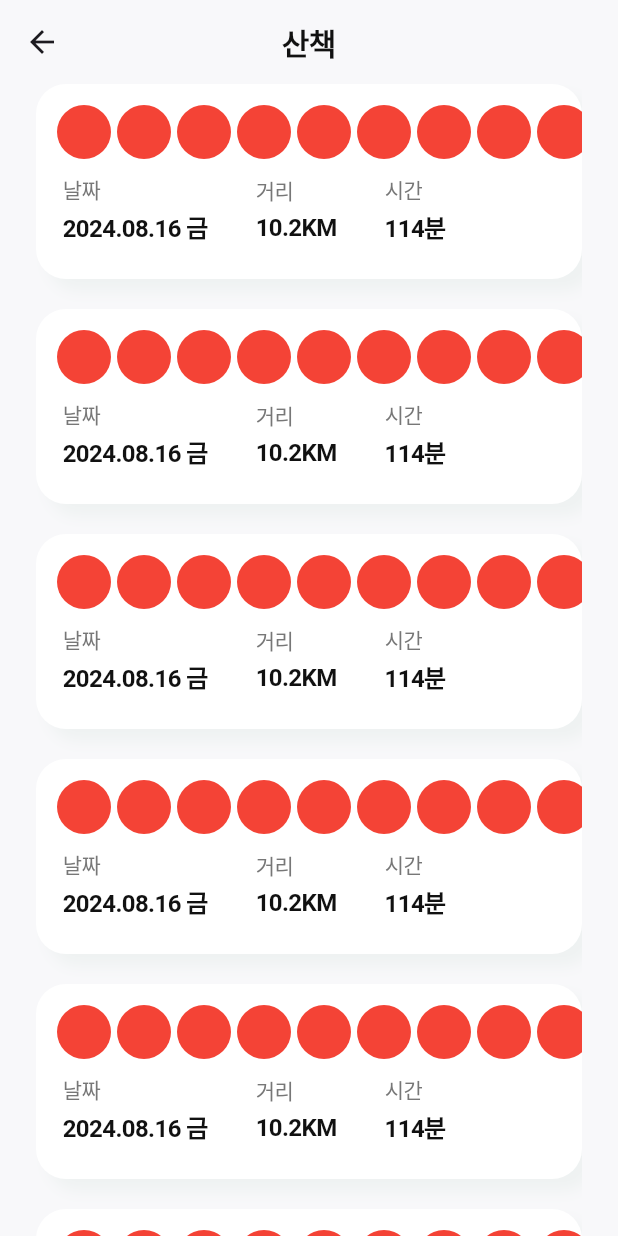
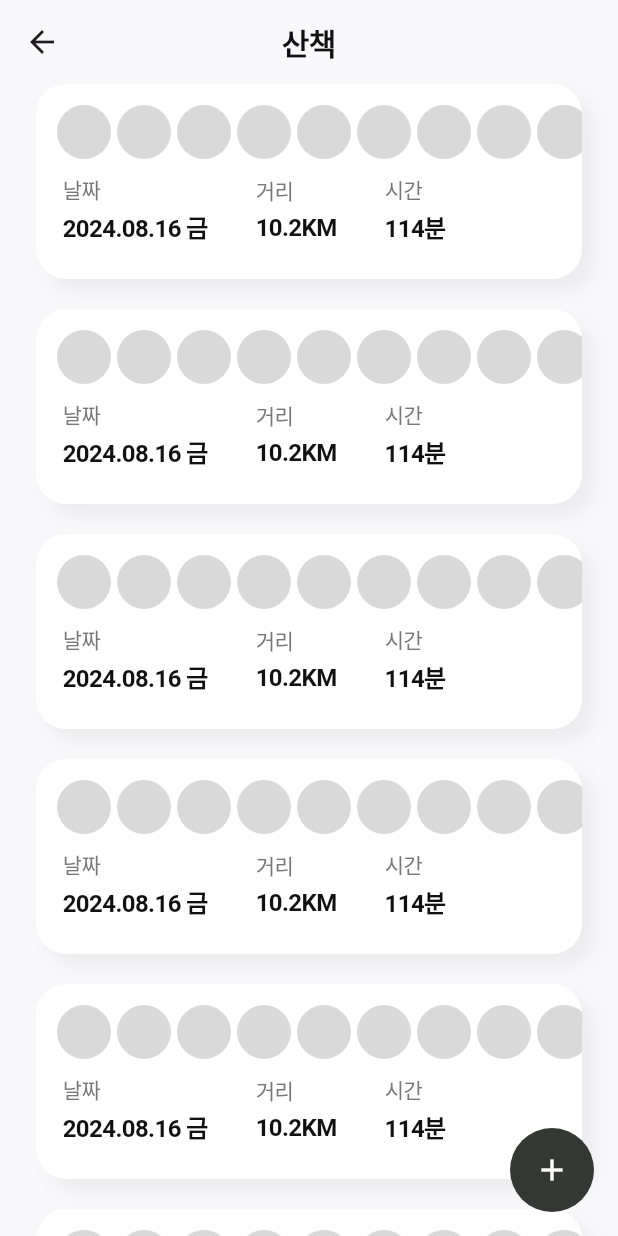
Before and after one commit to zzikbu/petdays, a Flutter app: the WalkHomePage screen opened directly, on a phone screen of 412 x 824 dp. Run offline on Flutter 3.47's test engine with Material 3 defaults, Android fonts, the light colour scheme and no system bars; our stand-ins replace flutter_svg; Roboto replaces fonts that are missing (Pretendard).

Commit message:
feat: 산책 애완동물 선택 페이지 UI 구현

```diff
--- a/lib/walk/walk_detail.page.dart
+++ b/lib/walk/walk_detail.page.dart
@@ -61,8 +61,11 @@ class WalkDetailPage extends StatelessWidget {
               height: 20,
             ),
             Container(
+              decoration: BoxDecoration(
+                color: Pallete.lightGray,
+                borderRadius: BorderRadius.circular(8),
+              ),
               height: 200,
-              color: Pallete.lightGray,
             )
           ],
         ),
--- a/lib/walk/walk_home_page.dart
+++ b/lib/walk/walk_home_page.dart
@@ -2,6 +2,7 @@ import 'package:flutter/cupertino.dart';
 import 'package:flutter/material.dart';
 import 'package:pet_log/pallete.dart';
 import 'package:pet_log/walk/walk_detail.page.dart';
+import 'package:pet_log/walk/walk_select_pet_page.dart';
 
 class WalkHomePage extends StatelessWidget {
   const WalkHomePage({super.key});
@@ -26,9 +27,8 @@ class WalkHomePage extends StatelessWidget {
       ),
       backgroundColor: Pallete.background,
       body: Scrollbar(
-        child: Padding(
-          padding: const EdgeInsets.symmetric(horizontal: 24),
         child: ListView.builder(
+          padding: const EdgeInsets.fromLTRB(24, 0, 24, 24),
           itemBuilder: (context, index) {
             return GestureDetector(
               onTap: () {
@@ -47,7 +47,7 @@ class WalkHomePage extends StatelessWidget {
                   borderRadius: BorderRadius.circular(20),
                   boxShadow: [
                     BoxShadow(
-                        color: Pallete.subGreen.withOpacity(0.05),
+                      color: Pallete.black.withOpacity(0.05),
                       offset: Offset(8, 8),
                       blurRadius: 8,
                     ),
@@ -67,7 +67,7 @@ class WalkHomePage extends StatelessWidget {
                             width: 36,
                             margin: EdgeInsets.only(right: 4),
                             child: CircleAvatar(
-                                backgroundColor: Colors.red,
+                              backgroundColor: Pallete.lightGray,
                             ),
                           );
                         },
@@ -176,6 +176,22 @@ class WalkHomePage extends StatelessWidget {
           itemCount: 9,
         ),
       ),
+      floatingActionButton: FloatingActionButton(
+        onPressed: () {
+          Navigator.push(
+            context,
+            MaterialPageRoute(builder: (context) => WalkSelectPetPage()),
+          );
+        },
+        backgroundColor: Pallete.darkGray,
+        elevation: 0, // 그림자 제거
+        shape: RoundedRectangleBorder(
+          borderRadius: BorderRadius.circular(50),
+        ),
+        child: Icon(
+          Icons.add,
+          color: Pallete.white,
+        ),
       ),
     );
   }
```
Also changed, not shown: lib/walk/walk_select_pet_page.dart (added, +116 -0 lines). Lines whose indentation alone changed are shown as unchanged.
